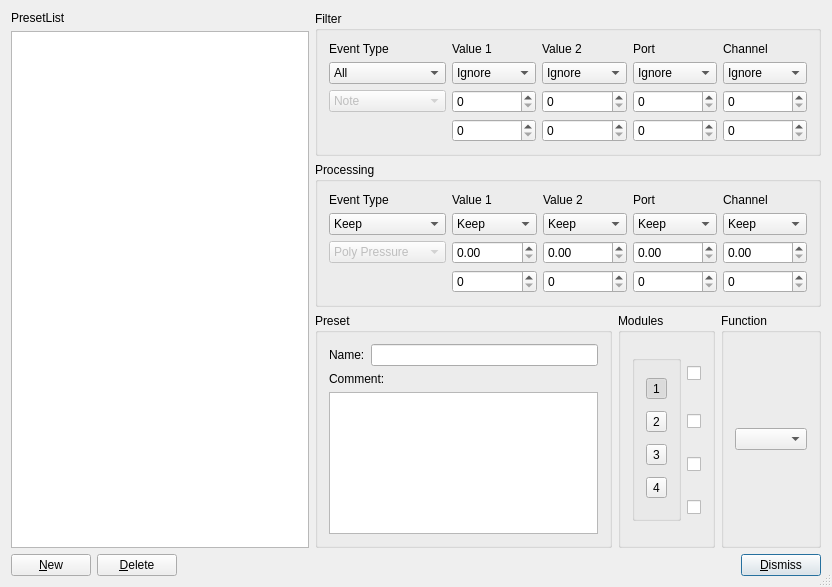
Old version of the form muse3/muse/mplugins/itransformbase.ui in the repository emrum/muse.
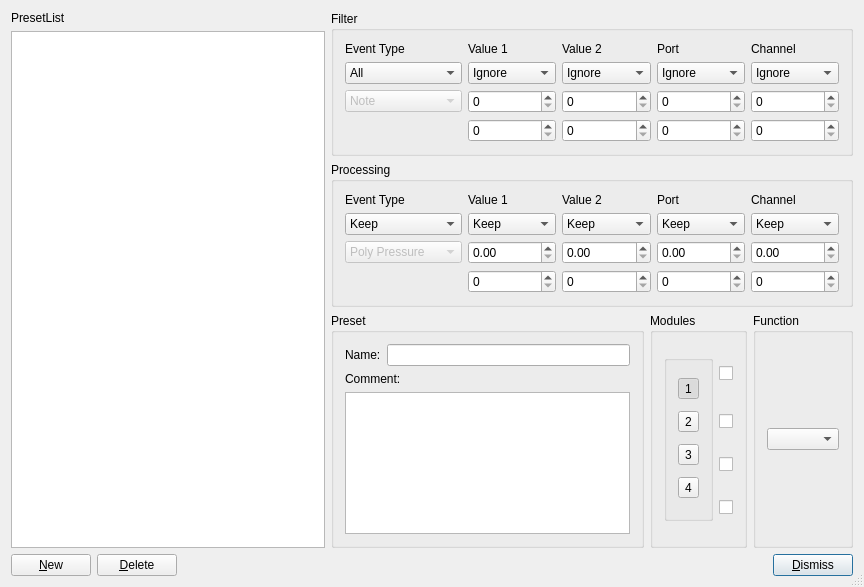
New version of the form. Custom widgets are drawn as their Qt base class.

The edit to the form file:
```diff
--- a/muse3/muse/mplugins/itransformbase.ui
+++ b/muse3/muse/mplugins/itransformbase.ui
@@ -6,7 +6,7 @@
    <rect>
     <x>0</x>
     <y>0</y>
-    <width>832</width>
+    <width>864</width>
     <height>587</height>
    </rect>
   </property>
@@ -544,8 +544,8 @@
       </item>
       <item row="2" column="1">
        <widget class="MusEGui::SpinBoxFP" name="procVal1a">
-         <property name="maximum" stdset="0">
-         <number>99999999</number>
+        <property name="maximum">
+         <double>99999999.000000000000000</double>
         </property>
        </widget>
       </item>
@@ -751,23 +751,23 @@
        </widget>
       </item>
       <item row="2" column="2">
-        <widget class="MusEGui::SpinBoxFP" name="procVal2a">
-          <property name="maximum" stdset="0">
-         <number>99999999</number>
+       <widget class="MusEGui::SpinBoxFP" name="procVal2a">
+        <property name="maximum">
+         <double>99999999.000000000000000</double>
         </property>
        </widget>
       </item>
       <item row="2" column="3">
-        <widget class="MusEGui::SpinBoxFP" name="procPortVala">
-          <property name="maximum" stdset="0">
-         <number>99999999</number>
+       <widget class="MusEGui::SpinBoxFP" name="procPortVala">
+        <property name="maximum">
+         <double>99999999.000000000000000</double>
         </property>
        </widget>
       </item>
       <item row="2" column="4">
-        <widget class="MusEGui::SpinBoxFP" name="procChannelVala">
-          <property name="maximum" stdset="0">
-         <number>99999999</number>
+       <widget class="MusEGui::SpinBoxFP" name="procChannelVala">
+        <property name="maximum">
+         <double>99999999.000000000000000</double>
         </property>
        </widget>
       </item>
@@ -1120,11 +1120,11 @@
  </widget>
  <layoutdefault spacing="6" margin="11"/>
  <customwidgets>
-   <customwidget>
-     <class>MusEGui::SpinBoxFP</class>
-     <extends>QDoubleSpinBox</extends>
-     <header>spinboxFP.h</header>
-   </customwidget>
+  <customwidget>
+   <class>MusEGui::SpinBoxFP</class>
+   <extends>QDoubleSpinBox</extends>
+   <header>spinboxFP.h</header>
+  </customwidget>
  </customwidgets>
  <tabstops>
   <tabstop>selEventOp</tabstop>
```
Left out of the diff: 107 changed lines with no effect on the pictures.
